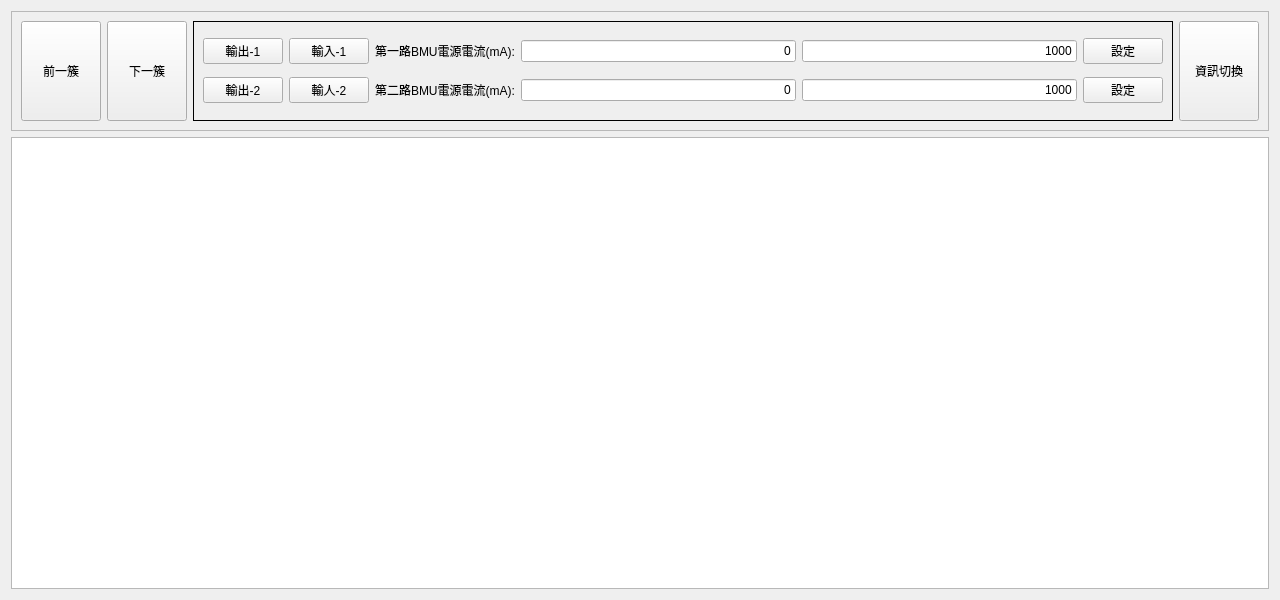
haoyi-jason/BMS_HY01_old, file frmstackview.ui: the form before one commit.
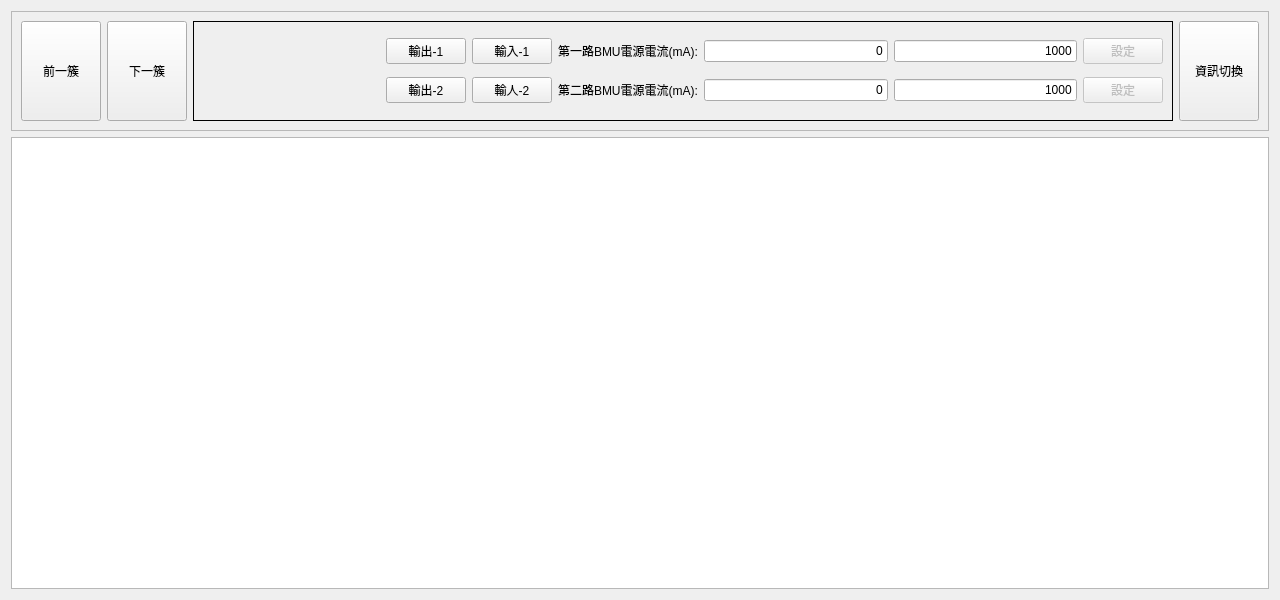
The form after the commit.

Commit message: seperate each class to individual files

What changed in the file:
```diff
--- a/frmstackview.ui
+++ b/frmstackview.ui
@@ -262,7 +262,7 @@
         </widget>
         <widget class="QWidget" name="page_2">
          <layout class="QGridLayout" name="gridLayout_2">
-          <item row="0" column="0">
+          <item row="0" column="1">
            <widget class="QPushButton" name="pbSetDO_0">
             <property name="text">
              <string>輸出-1</string>
@@ -272,54 +272,37 @@
             </property>
            </widget>
           </item>
-          <item row="0" column="1">
-           <widget class="QPushButton" name="pbDigitalIn_0">
-            <property name="text">
-             <string>輸入-1</string>
-            </property>
-            <property name="checkable">
-             <bool>true</bool>
-            </property>
-           </widget>
-          </item>
-          <item row="0" column="2">
-           <widget class="QLabel" name="label_10">
-            <property name="text">
-             <string>第一路BMU電源電流(mA):</string>
-            </property>
-           </widget>
-          </item>
-          <item row="0" column="3">
-           <widget class="QLineEdit" name="leVSourceIn_0">
-            <property name="text">
-             <string>0</string>
-            </property>
-            <property name="alignment">
-             <set>Qt::AlignRight|Qt::AlignTrailing|Qt::AlignVCenter</set>
-            </property>
-           </widget>
-          </item>
           <item row="0" column="4">
-           <widget class="QLineEdit" name="leVSourceSet_0">
+           <widget class="QLineEdit" name="leVSourceIn_0">
+            <property name="text">
+             <string>0</string>
+            </property>
+            <property name="alignment">
+             <set>Qt::AlignRight|Qt::AlignTrailing|Qt::AlignVCenter</set>
+            </property>
+           </widget>
+          </item>
+          <item row="1" column="5">
+           <widget class="QLineEdit" name="leVSourceSet_1">
             <property name="text">
              <string>1000</string>
             </property>
             <property name="alignment">
              <set>Qt::AlignRight|Qt::AlignTrailing|Qt::AlignVCenter</set>
             </property>
-           </widget>
-          </item>
-          <item row="0" column="5">
-           <widget class="QPushButton" name="pbSetVsource_0">
-            <property name="text">
-             <string>設定</string>
-            </property>
-            <property name="checkable">
+            <property name="readOnly">
              <bool>true</bool>
             </property>
            </widget>
           </item>
-          <item row="1" column="0">
+          <item row="1" column="3">
+           <widget class="QLabel" name="label_11">
+            <property name="text">
+             <string>第二路BMU電源電流(mA):</string>
+            </property>
+           </widget>
+          </item>
+          <item row="1" column="1">
            <widget class="QPushButton" name="pbSetDO_1">
             <property name="text">
              <string>輸出-2</string>
@@ -329,7 +312,40 @@
             </property>
            </widget>
           </item>
-          <item row="1" column="1">
+          <item row="0" column="3">
+           <widget class="QLabel" name="label_10">
+            <property name="text">
+             <string>第一路BMU電源電流(mA):</string>
+            </property>
+           </widget>
+          </item>
+          <item row="0" column="5">
+           <widget class="QLineEdit" name="leVSourceSet_0">
+            <property name="text">
+             <string>1000</string>
+            </property>
+            <property name="alignment">
+             <set>Qt::AlignRight|Qt::AlignTrailing|Qt::AlignVCenter</set>
+            </property>
+            <property name="readOnly">
+             <bool>true</bool>
+            </property>
+           </widget>
+          </item>
+          <item row="1" column="6">
+           <widget class="QPushButton" name="pbSetVsource_1">
+            <property name="enabled">
+             <bool>false</bool>
+            </property>
+            <property name="text">
+             <string>設定</string>
+            </property>
+            <property name="checkable">
+             <bool>true</bool>
+            </property>
+           </widget>
+          </item>
+          <item row="1" column="2">
            <widget class="QPushButton" name="pbDigitalIn_1">
             <property name="text">
              <string>輸人-2</string>
@@ -339,35 +355,21 @@
             </property>
            </widget>
           </item>
-          <item row="1" column="2">
-           <widget class="QLabel" name="label_11">
-            <property name="text">
-             <string>第二路BMU電源電流(mA):</string>
-            </property>
-           </widget>
-          </item>
-          <item row="1" column="3">
-           <widget class="QLineEdit" name="leVSourceIn_1">
-            <property name="text">
-             <string>0</string>
-            </property>
-            <property name="alignment">
-             <set>Qt::AlignRight|Qt::AlignTrailing|Qt::AlignVCenter</set>
-            </property>
-           </widget>
-          </item>
           <item row="1" column="4">
-           <widget class="QLineEdit" name="leVSourceSet_1">
+           <widget class="QLineEdit" name="leVSourceIn_1">
             <property name="text">
-             <string>1000</string>
+             <string>0</string>
             </property>
             <property name="alignment">
              <set>Qt::AlignRight|Qt::AlignTrailing|Qt::AlignVCenter</set>
             </property>
            </widget>
           </item>
-          <item row="1" column="5">
-           <widget class="QPushButton" name="pbSetVsource_1">
+          <item row="0" column="6">
+           <widget class="QPushButton" name="pbSetVsource_0">
+            <property name="enabled">
+             <bool>false</bool>
+            </property>
             <property name="text">
              <string>設定</string>
             </property>
@@ -376,6 +378,29 @@
             </property>
            </widget>
           </item>
+          <item row="0" column="2">
+           <widget class="QPushButton" name="pbDigitalIn_0">
+            <property name="text">
+             <string>輸入-1</string>
+            </property>
+            <property name="checkable">
+             <bool>true</bool>
+            </property>
+           </widget>
+          </item>
+          <item row="0" column="0">
+           <spacer name="horizontalSpacer">
+            <property name="orientation">
+             <enum>Qt::Horizontal</enum>
+            </property>
+            <property name="sizeHint" stdset="0">
+             <size>
+              <width>40</width>
+              <height>20</height>
+             </size>
+            </property>
+           </spacer>
+          </item>
          </layout>
         </widget>
        </widget>
```
The commit also changes 25 other files.
